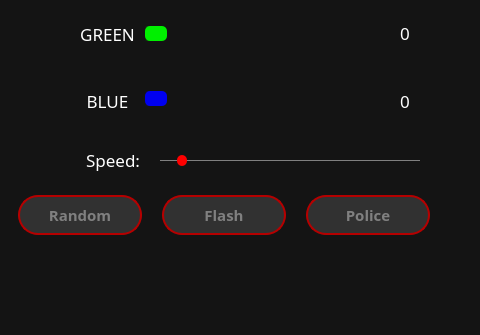
Above: GUI_WIDGETS/Leds/leds.ui from PortiESP/PortiOS before the change; both pictures show x 320 to 800 and y 145 to 480 of the 800 by 480 pixel window. Below: the same form after it.
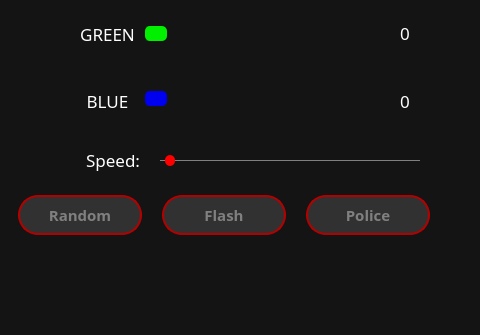
That is the form after the change. Icons and pictures are not drawn.

```diff
--- a/GUI_WIDGETS/Leds/leds.ui
+++ b/GUI_WIDGETS/Leds/leds.ui
@@ -1240,13 +1240,13 @@
 }</string>
      </property>
      <property name="minimum">
-      <number>0</number>
+      <number>1</number>
      </property>
      <property name="maximum">
-      <number>2400</number>
+      <number>240</number>
      </property>
      <property name="value">
-      <number>200</number>
+      <number>10</number>
      </property>
      <property name="orientation">
       <enum>Qt::Horizontal</enum>
```
